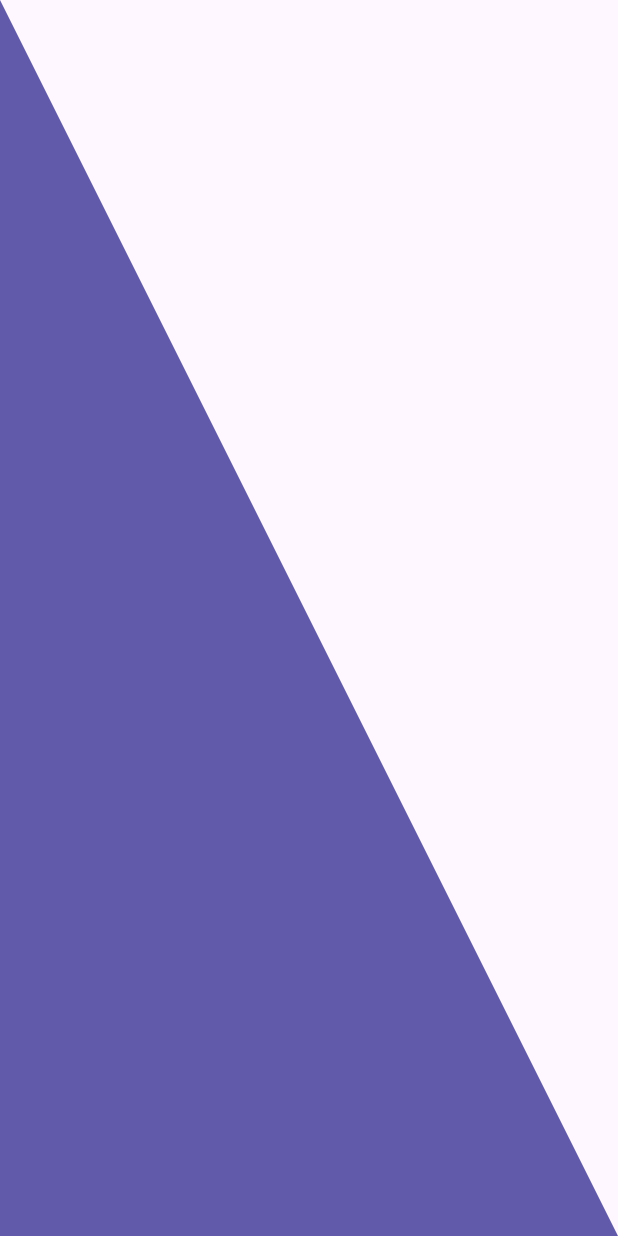
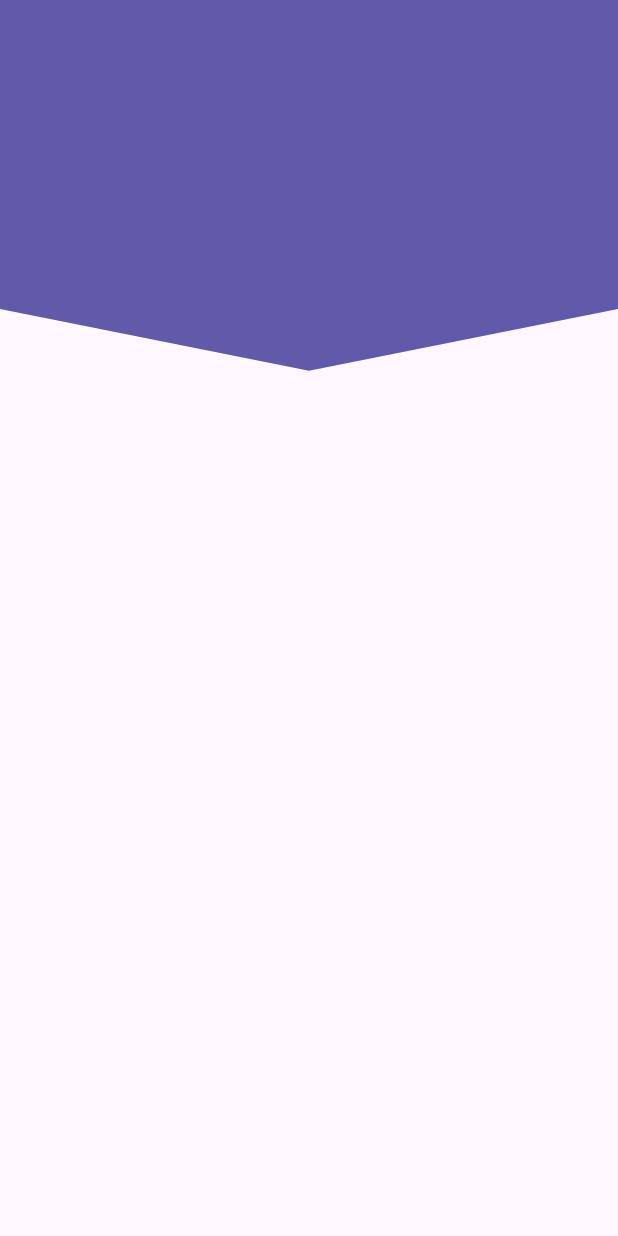
Before and after one commit to Alex980102/flutter_intermedio_fh, a Flutter app: the screen it shows after launch, on a phone screen of 412 x 824 dp. Run offline on Flutter 3.47's test engine with Material 2 defaults, Android fonts, the phone set to English and light mode, and no system bars.

Commit message:
Add HeaderPicoPainter

```diff
--- a/lib/src/pages/headers_page.dart
+++ b/lib/src/pages/headers_page.dart
@@ -7,7 +7,7 @@ class HeadersPage extends StatelessWidget {
   @override
   Widget build(BuildContext context) {
     return const Scaffold(
-      body: HeaderDiagonal(),
+      body: HeaderPico(),
     );
   }
 }
--- a/lib/src/widgets/headers.dart
+++ b/lib/src/widgets/headers.dart
@@ -99,3 +99,46 @@ class _HeaderTriangularPainter extends CustomPainter {
     return true;
   }
 }
+
+class HeaderPico extends StatelessWidget {
+  const HeaderPico({super.key});
+
+  @override
+  Widget build(BuildContext context) {
+    return SizedBox(
+      height: double.infinity,
+      width: double.infinity,
+      child: CustomPaint(
+        painter: _HeaderPicoPainter(),
+      ),
+    );
+  }
+}
+
+class _HeaderPicoPainter extends CustomPainter {
+  @override
+  void paint(Canvas canvas, Size size) {
+    final paint = Paint();
+
+    // Propiedades
+    paint.color = const Color(0xff615AAB);
+    paint.style = PaintingStyle
+        .fill; // .stoke -> serían solo los bordes y el .fill -> sería rellenar todo el espacio
+    paint.strokeWidth = 2;
+
+    final path = Path();
+
+    // Dibujar con el path y el lapiz
+    path.lineTo(0, size.height * 0.25);
+    path.lineTo(size.width / 2, size.height * 0.30);
+    path.lineTo(size.width, size.height * 0.25);
+    path.lineTo(size.width, 0);
+
+    canvas.drawPath(path, paint);
+  }
+
+  @override
+  bool shouldRepaint(covariant CustomPainter oldDelegate) {
+    return true;
+  }
+}
```
